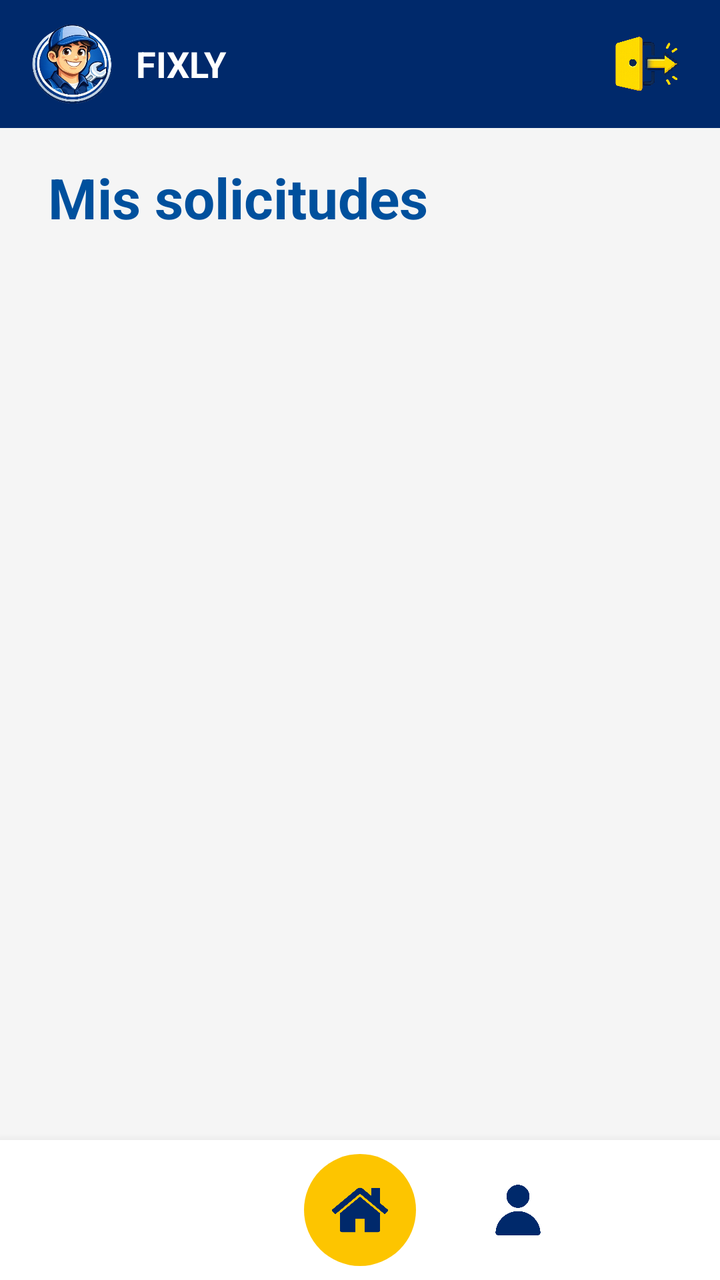
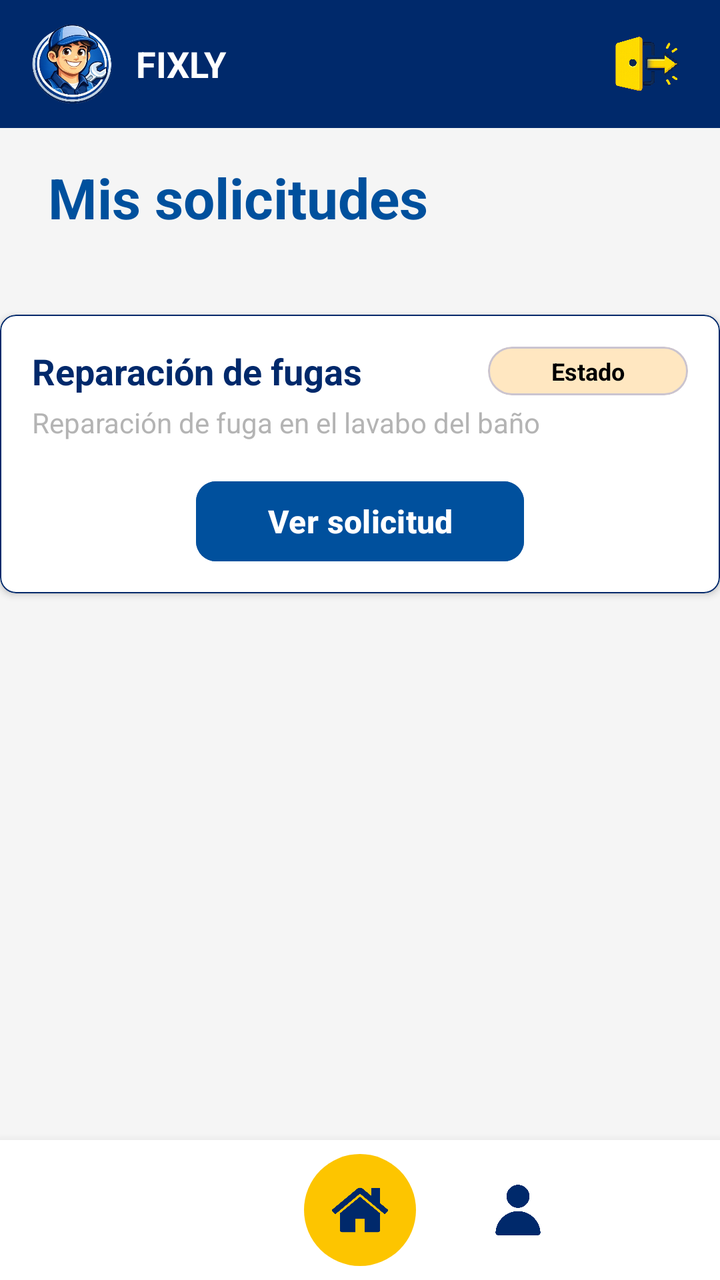

Before-and-after screenshots of an Android layout around one commit, followed by the original layout XML and the change that was made.
<!-- AndroidManifest.xml: application theme Theme.Fixly -->
<!-- res/layout/menu_solicitudes_proveedor.xml -->
<?xml version="1.0" encoding="utf-8"?>
<LinearLayout
    xmlns:android="http://schemas.android.com/apk/res/android"
    android:id="@+id/main"
    android:layout_width="match_parent"
    android:layout_height="match_parent"
    android:orientation="vertical"
    android:background="#F5F5F5">


    <include layout="@layout/header"/>


    <TextView
        android:id="@+id/texto_titulo_mis_solicitudes"
        android:layout_width="match_parent"
        android:layout_height="wrap_content"
        android:layout_marginTop="16dp"
        android:layout_marginBottom="32dp"
        android:paddingHorizontal="24dp"
        android:text="Mis solicitudes"
        android:textAlignment="textStart"
        android:textColor="@color/azul_medio_fixly"
        android:textSize="28sp"
        android:textStyle="bold" />


    <androidx.recyclerview.widget.RecyclerView
        android:id="@+id/recycler_mis_solicitudes"
        android:layout_width="match_parent"
        android:layout_height="0dp"
        android:layout_weight="1"
        android:paddingLeft="10dp"
        android:paddingRight="10dp"
        android:paddingTop="16dp"
        android:paddingBottom="16dp"
        android:clipToPadding="false"
        android:scrollbars="vertical"/>

    <include layout="@layout/bottom_nav_proveedor"/>

</LinearLayout>
<!-- res/layout/header.xml (included above) -->
<?xml version="1.0" encoding="utf-8"?>
<LinearLayout xmlns:android="http://schemas.android.com/apk/res/android"
    xmlns:app="http://schemas.android.com/apk/res-auto"
    android:id="@+id/header_container"
    android:layout_width="match_parent"
    android:layout_height="64dp"
    android:background="@color/azul_fixly"
    android:gravity="center_vertical"
    android:paddingHorizontal="16dp"
    android:orientation="horizontal">

    <ImageView
        android:layout_width="40dp"
        android:layout_height="40dp"
        android:scaleType="fitCenter"
        android:src="@drawable/logo" />

    <TextView
        android:layout_width="0dp"
        android:layout_height="wrap_content"
        android:layout_marginStart="12dp"
        android:layout_weight="1"
        android:text="FIXLY"
        android:textColor="@android:color/white"
        android:textSize="18sp"
        android:textStyle="bold" />

    <ImageView
        android:id="@+id/imageView"
        android:layout_width="40dp"
        android:layout_height="40dp"
        app:srcCompat="@drawable/ic_cerrar_sesion" />

</LinearLayout>
<!-- res/layout/bottom_nav_proveedor.xml (included above) -->
<?xml version="1.0" encoding="utf-8"?>
<LinearLayout xmlns:android="http://schemas.android.com/apk/res/android"
    xmlns:app="http://schemas.android.com/apk/res-auto"
    android:id="@+id/bottom_container"
    android:layout_width="match_parent"
    android:layout_height="70dp"
    android:background="@android:color/white"
    android:elevation="8dp"
    android:gravity="center"
    android:orientation="horizontal">

    <ImageView
        android:id="@+id/historial_barra_navegacion"
        android:layout_width="30dp"
        android:layout_height="30dp"
        android:tint="#00296b" />

    <FrameLayout
        android:id="@+id/home_barra_navegacion"
        android:layout_width="56dp"
        android:layout_height="56dp"
        android:layout_marginHorizontal="36dp"
        android:background="@drawable/bg_home">

        <ImageView
            android:layout_width="28dp"
            android:layout_height="28dp"
            android:layout_gravity="center"
            android:src="@drawable/icono_home"
            app:tint="#00296b" />
    </FrameLayout>

    <ImageView
        android:id="@+id/perfil_barra_navegacion"
        android:layout_width="30dp"
        android:layout_height="30dp"
        android:src="@drawable/icono_usuario"
        app:tint="#00296b" />

</LinearLayout>
<!-- resources referenced by this layout -->
<resources>
  <color name="azul_fixly">#00296b</color>
  <color name="azul_medio_fixly">#00509d</color>
  <!-- drawable bg_home (drawable) -->
  <?xml version="1.0" encoding="utf-8"?>
  <shape xmlns:android="http://schemas.android.com/apk/res/android"
      android:shape="oval">
      <solid android:color="#fdc500"/>
  </shape>
  <!-- drawable ic_cerrar_sesion: png bitmap (drawable, 236120 bytes) -->
  <!-- drawable icono_home: png bitmap (drawable, 9640 bytes) -->
  <!-- drawable icono_usuario: png bitmap (drawable, 6687 bytes) -->
  <!-- drawable logo: png bitmap (drawable, 142083 bytes) -->
  <style name="Theme.Fixly" parent="Base.Theme.Fixly" />
  <style name="Base.Theme.Fixly" parent="Theme.Material3.DayNight.NoActionBar">
          
          
      </style>
</resources>

<!-- the commit's change to res/layout/menu_solicitudes_proveedor.xml (unified diff, before → after) -->
@@ -24,6 +24,7 @@
         android:textSize="28sp"
         android:textStyle="bold" />
 
+    <include layout="@layout/item_solicitud"/>
 
     <androidx.recyclerview.widget.RecyclerView
         android:id="@+id/recycler_mis_solicitudes"
@@ -75,6 +76,107 @@
         app:srcCompat="@drawable/ic_cerrar_sesion" />
 
 </LinearLayout>
+<!-- res/layout/item_solicitud.xml (included above) -->
+<?xml version="1.0" encoding="utf-8"?>
+<com.google.android.material.card.MaterialCardView
+    xmlns:android="http://schemas.android.com/apk/res/android"
+    xmlns:app="http://schemas.android.com/apk/res-auto"
+    android:id="@+id/item_solicitud"
+    android:layout_width="match_parent"
+    android:layout_height="wrap_content"
+    android:layout_marginHorizontal="0dp"
+    android:layout_marginVertical="8dp"
+    app:cardBackgroundColor="@android:color/white"
+    app:cardCornerRadius="8dp"
+    app:cardElevation="2dp"
+    app:strokeColor="@color/azul_fixly"
+    app:strokeWidth="0.5dp">
+
+    <LinearLayout
+        android:layout_width="match_parent"
+        android:layout_height="wrap_content"
+        android:orientation="vertical"
+        android:padding="16dp">
+
+        
+        <LinearLayout
+            android:layout_width="match_parent"
+            android:layout_height="wrap_content"
+            android:gravity="center_vertical"
+            android:orientation="horizontal">
+
+            <TextView
+                android:id="@+id/texto_tipo_servicio_item_solicitud"
+                android:layout_width="0dp"
+                android:layout_height="wrap_content"
+                android:layout_weight="1"
+                android:text="Reparación de fugas"
+                android:textColor="@color/azul_fixly"
+                android:textSize="18sp"
+                android:textStyle="bold" />
+
+            
+            <com.google.android.material.card.MaterialCardView
+                android:id="@+id/card_estado_solicitud"
+                android:layout_width="100dp"
+                android:layout_height="wrap_content"
+                app:cardBackgroundColor="#FFE7C1"
+                app:cardCornerRadius="12dp"
+                app:cardElevation="0dp">
+
+                <TextView
+                    android:id="@+id/texto_estado_item_solicitud"
+                    android:layout_width="match_parent"
+                    android:layout_height="wrap_content"
+                    android:paddingHorizontal="12dp"
+                    android:paddingVertical="4dp"
+                    android:text="Estado"
+                    android:textAlignment="center"
+                    android:textColor="@android:color/black"
+                    android:textSize="12sp"
+                    android:textStyle="bold" />
+            </com.google.android.material.card.MaterialCardView>
+        </LinearLayout>
+
+        
+        <TextView
+            android:id="@+id/texto_descripcion_item_solicitud"
+            android:layout_width="match_parent"
+            android:layout_height="wrap_content"
+            android:layout_marginTop="4dp"
+            android:ellipsize="end"
+            android:maxLines="2"
+            android:text="Reparación de fuga en el lavabo del baño"
+            android:textColor="@color/gris_texto"
+            android:textSize="14sp" />
+
+        
+        <LinearLayout
+            android:layout_width="match_parent"
+            android:layout_height="wrap_content"
+            android:layout_marginTop="20dp"
+            android:gravity="center"
+            android:weightSum="1">
+
+            <com.google.android.material.button.MaterialButton
+                android:id="@+id/boton_guardar_cambiar_contrasena"
+                android:layout_width="0dp"
+                android:layout_height="40dp"
+                android:layout_weight="0.5"
+                android:backgroundTint="@color/azul_medio_fixly"
+                android:insetTop="0dp"
+                android:insetBottom="0dp"
+                android:text="Ver solicitud"
+                android:textAllCaps="false"
+                android:textColor="@color/white"
+                android:textSize="16sp"
+                android:textStyle="bold"
+                app:cornerRadius="10dp" />
+        </LinearLayout>
+
+    </LinearLayout>
+
+</com.google.android.material.card.MaterialCardView>
 <!-- res/layout/bottom_nav_proveedor.xml (included above) -->
 <?xml version="1.0" encoding="utf-8"?>
 <LinearLayout xmlns:android="http://schemas.android.com/apk/res/android"
<!-- resource entries referenced after the edit -->
@@ -2,6 +2,8 @@
 <resources>
   <color name="azul_fixly">#00296b</color>
   <color name="azul_medio_fixly">#00509d</color>
+  <color name="gris_texto">#b4b4b4</color>
+  <color name="white">#FFFFFFFF</color>
   <!-- drawable bg_home (drawable) -->
   <?xml version="1.0" encoding="utf-8"?>
   <shape xmlns:android="http://schemas.android.com/apk/res/android"
